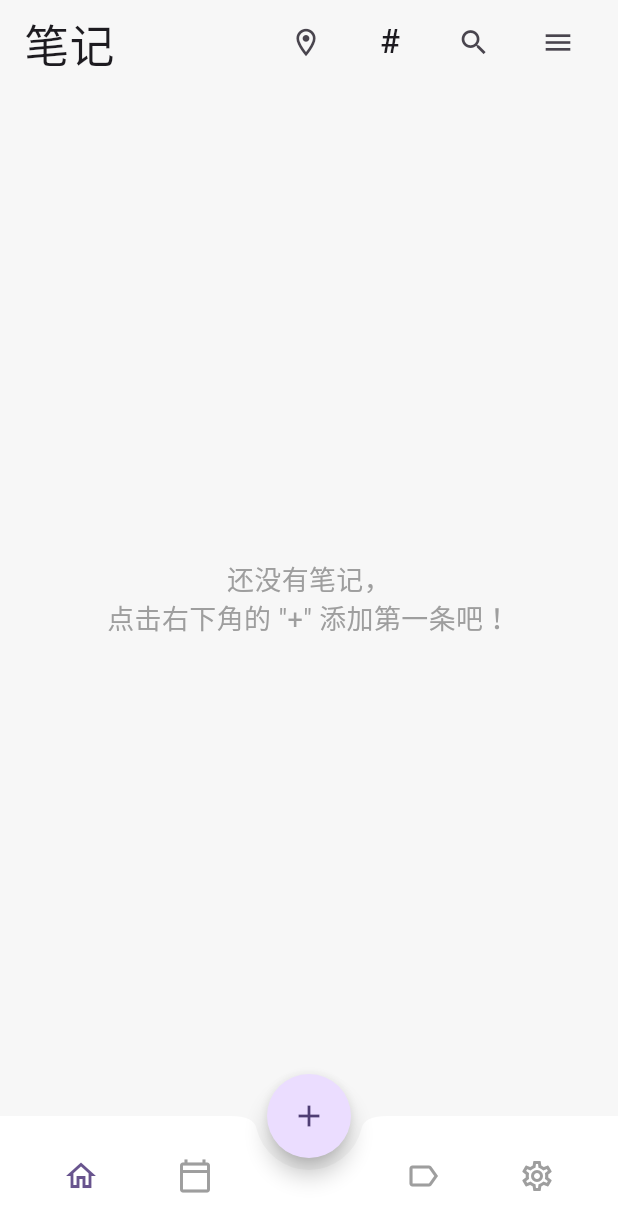
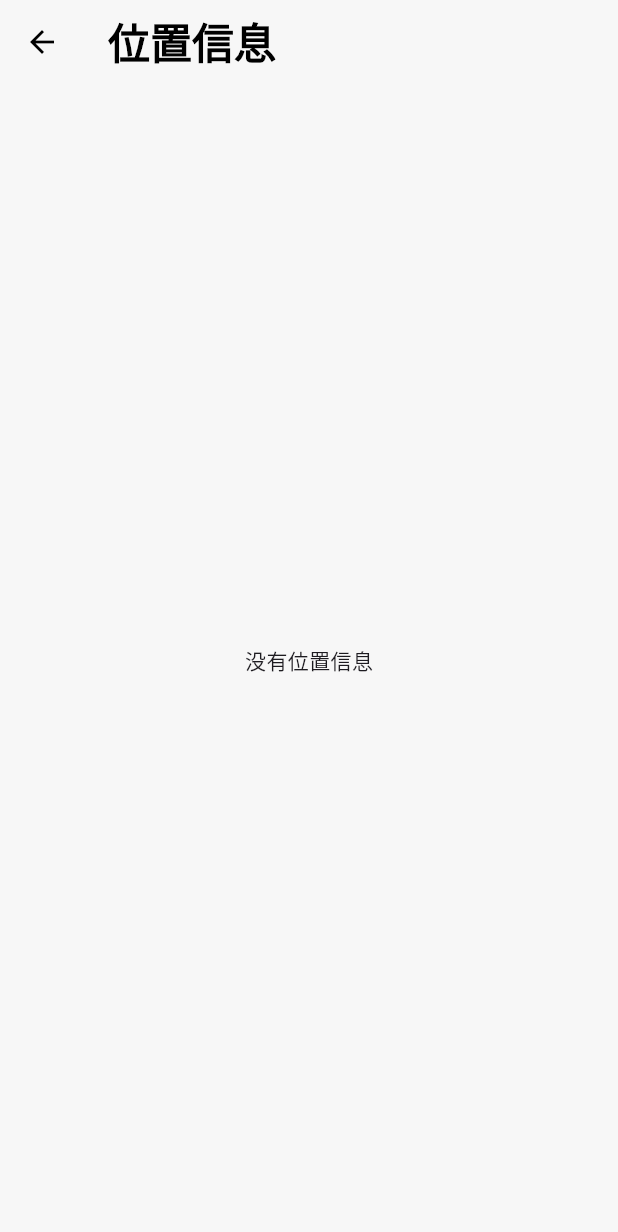
Before and after one commit to lanlanlanlu/123, a Flutter app: the screen it shows after launch, after a tap on the "location on" icon, on a phone screen of 412 x 824 dp. Shown: the top 1232 px of the screen. Run offline on Flutter 3.47's test engine with Material 3 defaults, Android fonts, the phone set to English and light mode, and no system bars; our stand-ins replace bloc, drift, equatable, flutter_bloc, flutter_markdown, flutter_slidable and 5 more; accounts and stored records are empty; generated files the repository leaves out were written again.

Commit message:
location

```diff
--- a/lib/data/database/connection/native.dart
+++ b/lib/data/database/connection/native.dart
@@ -6,9 +6,18 @@ import 'package:path_provider/path_provider.dart';
 import 'package:path/path.dart' as p;
 import 'package:record/data/database/database.dart';
 
+// 使用单例模式保存数据库实例
+AppDatabase? _databaseInstance;
+
 // 使用优化后的方法连接数据库
 AppDatabase connect() {
-  return AppDatabase(LazyDatabase(() async {
+  // 如果已经有实例，直接返回
+  if (_databaseInstance != null) {
+    return _databaseInstance!;
+  }
+
+  // 创建新实例
+  _databaseInstance = AppDatabase(LazyDatabase(() async {
     try {
       final dbFolder = await getApplicationDocumentsDirectory();
       final file = File(p.join(dbFolder.path, 'record.sqlite'));
@@ -28,4 +37,14 @@ AppDatabase connect() {
       return NativeDatabase(file);
     }
   }));
+
+  return _databaseInstance!;
 }
+
+/// 关闭数据库连接并重置单例
+Future<void> closeDatabase() async {
+  if (_databaseInstance != null) {
+    await _databaseInstance!.close();
+    _databaseInstance = null;
+  }
+}
--- a/lib/data/repository/notes_repository.dart
+++ b/lib/data/repository/notes_repository.dart
@@ -1,11 +1,12 @@
 import 'package:drift/drift.dart';
 import 'package:record/data/database/database.dart';
+import 'package:record/data/database/connection/connection.dart' as connection;
 
 /// 笔记数据仓库，封装所有与笔记相关的数据操作
 class NotesRepository {
   final AppDatabase _database;
 
-  NotesRepository(this._database);
+  NotesRepository([AppDatabase? database]) : _database = database ?? connection.connect();
 
   /// 监听所有笔记
   Stream<List<Note>> watchAllNotes() {
@@ -25,6 +26,54 @@ class NotesRepository {
   /// 监听指定标签名称的所有笔记
   Stream<List<Note>> watchNotesByTagName(String tagName) {
     return _database.noteDao.watchNotesByTagName(tagName);
+  }
+
+  /// 监听指定位置的所有笔记
+  Stream<List<Note>> watchNotesByLocation(String location) {
+    return (_database.select(_database.notes)
+      ..where((note) =>
+          note.locationInfo.equals(location) &
+          note.isDeleted.equals(false))
+      ..orderBy([
+        (t) => OrderingTerm(expression: t.updatedAt, mode: OrderingMode.desc)
+      ])
+    ).watch();
+  }
+
+  /// 获取所有位置信息
+  Future<List<String>> getAllLocations() async {
+    final result = await (_database.selectOnly(_database.notes)
+      ..addColumns([_database.notes.locationInfo])
+      ..where(_database.notes.locationInfo.isNotNull() &
+             _database.notes.isDeleted.equals(false))
+      ..groupBy([_database.notes.locationInfo])
+    ).get();
+
+    return result
+      .map((row) => row.read(_database.notes.locationInfo)!)
+      .where((location) => location.isNotEmpty)
+      .toList();
+  }
+
+  /// 删除位置信息
+  Future<void> deleteLocation(String location) async {
+    final now = DateTime.now();
+
+    // 将所有该位置的笔记的位置信息设为空
+    await (_database.update(_database.notes)
+      ..where((note) => note.locationInfo.equals(location))
+    ).write(NotesCompanion(
+      locationInfo: const Value(null),
+      updatedAt: Value(now), // 使用当前时间，触发UI更新
+    ));
+
+    // 从位置表中删除该位置的所有记录
+    await (_database.delete(_database.noteLocations)
+      ..where((loc) => loc.location.equals(location))
+    ).go();
+
+    // 执行数据库同步，确保更改立即生效
+    await _database.customStatement('PRAGMA wal_checkpoint(FULL)');
   }
 
   /// 监听特定笔记的位置信息
@@ -89,7 +138,7 @@ class NotesRepository {
 
     String? locationToSave;
     if (locations.isNotEmpty) {
-      locationToSave = locations.last;
+      locationToSave = locations.last; // 只保存最后一个位置
     } else if (existingNote != null) {
       locationToSave = existingNote.locationInfo;
     }
@@ -118,6 +167,9 @@ class NotesRepository {
           updatedAt: Value(now),
         );
         await (_database.update(_database.notes)..where((t) => t.id.equals(noteId))).write(companion);
+
+        // 删除该笔记所有旧的位置记录
+        await (_database.delete(_database.noteLocations)..where((tbl) => tbl.noteId.equals(noteId))).go();
       } else {
         final companion = NotesCompanion(
           title: Value(title),
@@ -130,13 +182,13 @@ class NotesRepository {
       }
 
       if (locationToSave != null && locationToSave.isNotEmpty) {
+        // 添加新的位置记录（因为之前已清除所有旧记录）
         await _database.into(_database.noteLocations).insert(
           NoteLocationsCompanion.insert(
             noteId: noteId,
             location: locationToSave,
             createdAt: Value(now),
           ),
-          onConflict: DoNothing(target: [_database.noteLocations.location, _database.noteLocations.noteId]),
         );
       }
 
--- a/lib/features/home/presentation/bloc/app_bar_bloc.dart
+++ b/lib/features/home/presentation/bloc/app_bar_bloc.dart
@@ -1,5 +1,10 @@
 import 'package:bloc/bloc.dart';
 import 'package:equatable/equatable.dart';
+import 'package:flutter/material.dart';
+import 'package:flutter_bloc/flutter_bloc.dart';
+import 'package:record/features/home/presentation/bloc/home_bloc.dart';
+import 'package:record/features/home/presentation/bloc/home_event.dart';
+import 'package:record/features/home/presentation/pages/location_list_page.dart';
 
 // 事件
 abstract class AppBarEvent extends Equatable {
@@ -9,7 +14,15 @@ abstract class AppBarEvent extends Equatable {
   List<Object?> get props => [];
 }
 
-class AppBarLocationPressed extends AppBarEvent {}
+class AppBarLocationPressed extends AppBarEvent {
+  final BuildContext context;
+
+  const AppBarLocationPressed(this.context);
+
+  @override
+  List<Object?> get props => [context];
+}
+
 class AppBarTagPressed extends AppBarEvent {}
 class AppBarSearchPressed extends AppBarEvent {}
 class AppBarMenuPressed extends AppBarEvent {}
@@ -43,9 +56,47 @@ class AppBarBloc extends Bloc<AppBarEvent, AppBarState> {
     on<AppBarMenuPressed>(_onMenuPressed);
   }
 
-  void _onLocationPressed(AppBarLocationPressed event, Emitter<AppBarState> emit) {
-    // 处理位置按钮逻辑
-    // 暂时只是占位
+  void _onLocationPressed(AppBarLocationPressed event, Emitter<AppBarState> emit) async {
+    // 导航到位置列表页面，并等待返回结果
+    final result = await Navigator.of(event.context).push<bool>(
+      MaterialPageRoute(
+        builder: (context) => const LocationListPage(),
+      ),
+    );
+
+    // 如果返回结果为true，表示位置已被删除，需要刷新主页
+    if (result == true) {
+      // 刷新主页
+      if (event.context.mounted) {
+        try {
+          // 先尝试使用context.read获取HomeBloc
+          try {
+            final bloc = event.context.read<HomeBloc>();
+            bloc.add(HomeLoadNotes());
+          } catch (e) {
+            debugPrint('无法通过context.read获取HomeBloc: $e');
+
+            // 如果无法获取，则返回到主页并刷新
+            final navigatorState = Navigator.of(event.context);
+            navigatorState.popUntil((route) => route.isFirst);
+
+            // 等待一帧，确保回到了主页
+            await Future.delayed(const Duration(milliseconds: 100));
+
+            if (event.context.mounted) {
+              try {
+                final bloc = event.context.read<HomeBloc>();
+                bloc.add(HomeLoadNotes());
+              } catch (e) {
+                debugPrint('无法刷新主页: $e');
+              }
+            }
+          }
+        } catch (e) {
+          debugPrint('无法刷新主页: $e');
+        }
+      }
+    }
   }
 
   void _onTagPressed(AppBarTagPressed event, Emitter<AppBarState> emit) {
--- a/lib/features/home/presentation/bloc/home_event.dart
+++ b/lib/features/home/presentation/bloc/home_event.dart
@@ -11,6 +11,16 @@ abstract class HomeEvent extends Equatable {
 /// 初始化事件，加载所有笔记
 class HomeLoadNotes extends HomeEvent {
   const HomeLoadNotes();
+}
+
+/// 加载特定位置的笔记事件
+class HomeLoadNotesByLocation extends HomeEvent {
+  final String location;
+
+  const HomeLoadNotesByLocation(this.location);
+
+  @override
+  List<Object?> get props => [location];
 }
 
 /// 删除笔记事件
--- /dev/null
+++ b/lib/features/home/presentation/bloc/location_list_bloc.dart
@@ -0,0 +1,95 @@
+import 'package:bloc/bloc.dart';
+import 'package:equatable/equatable.dart';
+import 'package:record/data/repository/notes_repository.dart';
+import 'package:drift/drift.dart';
+
+// 事件
+abstract class LocationListEvent extends Equatable {
+  const LocationListEvent();
+
+  @override
+  List<Object?> get props => [];
+}
+
+class LocationListLoaded extends LocationListEvent {}
+
+class LocationDeleted extends LocationListEvent {
+  final String location;
+
+  const LocationDeleted(this.location);
+
+  @override
+  List<Object?> get props => [location];
+}
+
+// 状态
+abstract class LocationListState extends Equatable {
+  const LocationListState();
+
+  @override
+  List<Object?> get props => [];
+}
+
+class LocationListLoading extends LocationListState {}
+
+class LocationListLoadedState extends LocationListState {
+  final List<String> locations;
+  final bool isAfterDeletion;
+
+  const LocationListLoadedState(this.locations, {this.isAfterDeletion = false});
+
+  @override
+  List<Object?> get props => [locations, isAfterDeletion];
+}
+
+class LocationListError extends LocationListState {
+  final String message;
+
+  const LocationListError(this.message);
+
+  @override
+  List<Object?> get props => [message];
+}
+
+// BLoC
+class LocationListBloc extends Bloc<LocationListEvent, LocationListState> {
+  final NotesRepository _notesRepository;
+
+  LocationListBloc({NotesRepository? notesRepository})
+      : _notesRepository = notesRepository ?? NotesRepository(),
+        super(LocationListLoading()) {
+    on<LocationListLoaded>(_onLocationListLoaded);
+    on<LocationDeleted>(_onLocationDeleted);
+  }
+
+  Future<void> _onLocationListLoaded(
+    LocationListLoaded event,
+    Emitter<LocationListState> emit,
+  ) async {
+    emit(LocationListLoading());
+
+    try {
+      // 获取所有位置信息
+      final locations = await _notesRepository.getAllLocations();
+      emit(LocationListLoadedState(locations));
+    } catch (e) {
+      emit(LocationListError('获取位置列表失败: ${e.toString()}'));
+    }
+  }
+
+  Future<void> _onLocationDeleted(
+    LocationDeleted event,
+    Emitter<LocationListState> emit,
+  ) async {
+    try {
+      // 删除指定的位置标签
+      await _notesRepository.deleteLocation(event.location);
+
+      // 重新加载位置列表
+      final locations = await _notesRepository.getAllLocations();
+      emit(LocationListLoadedState(locations, isAfterDeletion: true));
+    } catch (e) {
+      emit(LocationListError('删除位置失败: ${e.toString()}'));
+    }
+  }
+}
--- /dev/null
+++ b/lib/features/home/presentation/pages/location_list_page.dart
@@ -0,0 +1,227 @@
+import 'package:flutter/material.dart';
+import 'package:flutter_bloc/flutter_bloc.dart';
+import 'package:go_router/go_router.dart';
+import 'package:record/features/home/presentation/bloc/location_list_bloc.dart';
+import 'package:record/features/home/presentation/pages/location_notes_page.dart';
+
+/// 位置信息列表页面
+class LocationListPage extends StatelessWidget {
+  const LocationListPage({super.key});
+
+  @override
+  Widget build(BuildContext context) {
+    return BlocProvider(
+      create: (context) => LocationListBloc()..add(LocationListLoaded()),
+      child: const LocationListView(),
+    );
+  }
+}
+
+class LocationListView extends StatefulWidget {
+  const LocationListView({super.key});
+
+  @override
+  State<LocationListView> createState() => _LocationListViewState();
+}
+
+class _LocationListViewState extends State<LocationListView> {
+  // 用于跟踪是否有位置被删除
+  bool _hasLocationDeleted = false;
+
+  @override
+  Widget build(BuildContext context) {
+    return Scaffold(
+      appBar: AppBar(
+        title: const Text('位置信息'),
+        leading: IconButton(
+          icon: const Icon(Icons.arrow_back),
+          onPressed: () => Navigator.of(context).pop(_hasLocationDeleted), // 返回时传递是否有位置被删除
+        ),
+      ),
+      body: BlocConsumer<LocationListBloc, LocationListState>(
+        listener: (context, state) {
+          // 当位置列表加载成功，并且是由于删除位置触发的，设置标志位
+          if (state is LocationListLoadedState && state.isAfterDeletion) {
+            setState(() {
+              _hasLocationDeleted = true; // 标记有位置被删除
+            });
+            ScaffoldMessenger.of(context).showSnackBar(
+              const SnackBar(content: Text('位置已删除')),
+            );
+          }
+        },
+        builder: (context, state) {
+          if (state is LocationListLoading) {
+            return const Center(child: CircularProgressIndicator());
+          } else if (state is LocationListLoadedState) {
+            return _buildLocationList(context, state.locations);
+          } else if (state is LocationListError) {
+            return Center(child: Text('加载失败: ${state.message}'));
+          }
+
+          return const Center(child: CircularProgressIndicator());
+        },
+      ),
+    );
+  }
+
+  Widget _buildLocationList(BuildContext context, List<String> locations) {
+    if (locations.isEmpty) {
+      return const Center(child: Text('没有位置信息'));
+    }
+
+    return Padding(
+      padding: const EdgeInsets.all(16.0),
+      child: Wrap(
+        spacing: 12.0,
+        runSpacing: 12.0,
+        children: locations.map((location) => _buildLocationChip(context, location)).toList(),
+      ),
+    );
+  }
+
+  Widget _buildLocationChip(BuildContext context, String location) {
+    return Container(
+      decoration: BoxDecoration(
+        color: Theme.of(context).brightness == Brightness.light
+            ? const Color(0xFFF0F0F0)
+            : Colors.grey[800],
+        borderRadius: BorderRadius.circular(32),
+      ),
+      child: InkWell(
+        onTap: () {
+          Navigator.of(context).push(
+            MaterialPageRoute(
+              builder: (_) => LocationNotesPage(location: location),
+            ),
+          );
+        },
+        borderRadius: BorderRadius.circular(32),
+        child: Padding(
+          padding: const EdgeInsets.symmetric(horizontal: 16.0, vertical: 8.0),
+          child: ConstrainedBox(
+            constraints: BoxConstraints(
+              maxWidth: MediaQuery.of(context).size.width * 0.7, // 限制最大宽度为屏幕宽度的70%
+            ),
+            child: Row(
+              mainAxisSize: MainAxisSize.min,
+              children: [
+                const Icon(
+                  Icons.location_on_outlined,
+                  size: 18,
+                  color: Colors.deepPurple,
+                ),
+                const SizedBox(width: 8),
+                Flexible(
+                  child: Text(
+                    location,
+                    overflow: TextOverflow.ellipsis,
+                    maxLines: 1,
+                  ),
+                ),
+                const SizedBox(width: 4),
+                GestureDetector(
+                  onTap: () => _showDeleteConfirmationDialog(context, location),
+                  child: const Icon(
+                    Icons.close,
+                    size: 18,
+                  ),
+                ),
+              ],
+            ),
+          ),
+        ),
+      ),
+    );
+  }
+
+  Future<void> _showDeleteConfirmationDialog(BuildContext context, String location) async {
+    // 在显示对话框前先获取bloc
+    final locationListBloc = context.read<LocationListBloc>();
+
+    return showDialog<void>(
+      context: context,
+      barrierColor: Colors.black.withOpacity(0.5),
+      builder: (BuildContext dialogContext) {
+        return Dialog(
+          backgroundColor: Colors.white,
+          shape: RoundedRectangleBorder(
+            borderRadius: BorderRadius.circular(20.0),
+          ),
+          child: Padding(
+            padding: const EdgeInsets.all(24.0),
+            child: Column(
+              mainAxisSize: MainAxisSize.min,
+              children: [
+                const Text(
+                  '温馨提示',
+                  style: TextStyle(
+                    fontSize: 18.0,
+                    fontWeight: FontWeight.bold,
+                  ),
+                ),
+                const SizedBox(height: 20.0),
+                Text(
+                  '确定要删除 $location 位置信息?',
+                  style: const TextStyle(fontSize: 16.0),
+                  maxLines: 2,
+                  overflow: TextOverflow.ellipsis,
+                  textAlign: TextAlign.center,
+                ),
+                const SizedBox(height: 24.0),
+                Row(
+                  mainAxisAlignment: MainAxisAlignment.spaceBetween,
+                  children: [
+                    Expanded(
+                      child: TextButton(
+                        onPressed: () => Navigator.of(dialogContext).pop(),
+                        style: TextButton.styleFrom(
+                          backgroundColor: Colors.grey[200],
+                          shape: RoundedRectangleBorder(
+                            borderRadius: BorderRadius.circular(20.0),
+                          ),
+                          padding: const EdgeInsets.symmetric(vertical: 12.0),
+                        ),
+                        child: const Text(
+                          '取消',
+                          style: TextStyle(
+                            color: Colors.black87,
+                            fontSize: 16.0,
+                          ),
+                        ),
+                      ),
+                    ),
+                    const SizedBox(width: 16.0),
+                    Expanded(
+                      child: TextButton(
+                        onPressed: () {
+                          // 使用预先获取的bloc而不是从对话框context中读取
+                          locationListBloc.add(LocationDeleted(location));
+                          Navigator.of(dialogContext).pop();
+                        },
+                        style: TextButton.styleFrom(
+                          backgroundColor: Colors.blue,
+                          shape: RoundedRectangleBorder(
+                            borderRadius: BorderRadius.circular(20.0),
+                          ),
+                          padding: const EdgeInsets.symmetric(vertical: 12.0),
+                        ),
+                        child: const Text(
+                          '确定',
+                          style: TextStyle(
+                            color: Colors.white,
+                            fontSize: 16.0,
+                          ),
+                        ),
+                      ),
+                    ),
+                  ],
+                ),
+              ],
+            ),
+          ),
+        );
+      },
+    );
+  }
+}
--- a/lib/features/home/presentation/widgets/custom_app_bar.dart
+++ b/lib/features/home/presentation/widgets/custom_app_bar.dart
@@ -23,83 +23,64 @@ class _CustomAppBarContent extends StatelessWidget {
 
   @override
   Widget build(BuildContext context) {
+    // 获取屏幕宽度，用于响应式布局
+    final screenWidth = MediaQuery.of(context).size.width;
+    // 根据屏幕宽度决定图标尺寸和间距
+    final iconSize = screenWidth < 600 ? 22.0 : 24.0;
+    final iconSpacing = screenWidth < 600 ? 12.0 : 20.0;
+
     return BlocBuilder<AppBarBloc, AppBarState>(
       builder: (context, state) {
         return Container(
-          padding: const EdgeInsets.symmetric(horizontal: 16.0, vertical: 8.0),
+          padding: EdgeInsets.symmetric(
+            horizontal: screenWidth < 600 ? 16.0 : 24.0,
+            vertical: 8.0
+          ),
           decoration: BoxDecoration(
             color: Theme.of(context).scaffoldBackgroundColor,
-            // 移除了底部细线
           ),
           child: SafeArea(
             child: Row(
               children: [
                 // 左侧标题 - 使用更细的字体
-                const Text(
+                Text(
                   '笔记',
                   style: TextStyle(
-                    fontSize: 30,
-                    fontWeight: FontWeight.w400, // 更细的字体
+                    fontSize: screenWidth < 600 ? 28 : 32,
+                    fontWeight: FontWeight.w400,
                   ),
                 ),
                 const Spacer(),
-                // 右侧图标组 - 放在一个Row中以增加视觉凝聚力
+                // 右侧图标组 - 使用响应式布局
                 Row(
                   mainAxisSize: MainAxisSize.min,
                   children: [
                     // 位置图标
-                    IconButton(
-                      icon: const Icon(
-                        Icons.location_on_outlined,
-                        size: 22, // 更小的图标
-                      ),
-                      padding: EdgeInsets.zero,
-                      constraints: const BoxConstraints(),
-                      onPressed: () {
-                        context.read<AppBarBloc>().add(AppBarLocationPressed());
-                      },
+                    _buildIconButton(
+                      icon: Icons.location_on_outlined,
+                      size: iconSize,
+                      onPressed: () => context.read<AppBarBloc>().add(AppBarLocationPressed(context)),
                     ),
-                    const SizedBox(width: 8), // 减少图标间距
-                    // 标签图标
-                    IconButton(
-                      icon: const Text(
-                        "#",
-                        style: TextStyle(
-                          fontSize: 22, // 更小的图标
-                          fontWeight: FontWeight.w500, // 适当调整粗细
-                        ),
-                      ),
-                      padding: EdgeInsets.zero,
-                      constraints: const BoxConstraints(),
-                      onPressed: () {
-                        context.read<AppBarBloc>().add(AppBarTagPressed());
-                      },
+                    SizedBox(width: iconSpacing),
+                    // 标签图标 - 使用与其他图标一致的处理方式
+                    _buildIconButton(
+                      icon: Icons.tag,
+                      size: iconSize,
+                      onPressed: () => context.read<AppBarBloc>().add(AppBarTagPressed()),
                     ),
-                    const SizedBox(width: 8), // 减少图标间距
+                    SizedBox(width: iconSpacing),
                     // 搜索图标
-                    IconButton(
-                      icon: const Icon(
-                        Icons.search,
-                        size: 22, // 更小的图标
-                      ),
-                      padding: EdgeInsets.zero,
-                      constraints: const BoxConstraints(),
-                      onPressed: () {
-                        context.read<AppBarBloc>().add(AppBarSearchPressed());
-                      },
+                    _buildIconButton(
+                      icon: Icons.search,
+                      size: iconSize,
+                      onPressed: () => context.read<AppBarBloc>().add(AppBarSearchPressed()),
                     ),
-                    const SizedBox(width: 8), // 减少图标间距
+                    SizedBox(width: iconSpacing),
                     // 菜单图标
-                    IconButton(
-                      icon: const Icon(
-                        Icons.menu,
-                        size: 22, // 更小的图标
-                      ),
-                      padding: EdgeInsets.zero,
-                      constraints: const BoxConstraints(),
-                      onPressed: () {
-                        context.read<AppBarBloc>().add(AppBarMenuPressed());
-                      },
+                    _buildIconButton(
+                      icon: Icons.menu,
+                      size: iconSize,
+                      onPressed: () => context.read<AppBarBloc>().add(AppBarMenuPressed()),
                     ),
                   ],
                 ),
@@ -110,4 +91,21 @@ class _CustomAppBarContent extends StatelessWidget {
       },
     );
   }
+
+  // 辅助方法：构建图标按钮，所有按钮使用相同的构建方法
+  Widget _buildIconButton({
+    required IconData icon,
+    required double size,
+    required VoidCallback onPressed,
+  }) {
+    return IconButton(
+      icon: Icon(
+        icon,
+        size: size,
+      ),
+      padding: const EdgeInsets.all(8),
+      constraints: const BoxConstraints(),
+      onPressed: onPressed,
+    );
+  }
 }
--- a/lib/main.dart
+++ b/lib/main.dart
@@ -8,6 +8,7 @@ import 'package:record/features/home/presentation/bloc/home_bloc.dart';
 import 'package:record/features/home/presentation/bloc/home_event.dart';
 import 'package:record/features/tags/presentation/bloc/tag_list_bloc.dart';
 import 'package:record/features/main_shell/presentation/bloc/main_shell_cubit.dart';
+import 'package:record/data/database/connection/native.dart' show closeDatabase;
 
 // 全局单例，避免重复创建
 late final AppDatabase _database;
@@ -88,7 +89,8 @@ class _AppState extends State<App> with WidgetsBindingObserver {
 
   void _closeDatabase() {
     try {
-      _database.close();
+      // 使用connection.dart中的closeDatabase方法
+      closeDatabase();
       debugPrint('Database connection closed');
     } catch (e) {
       debugPrint('Failed to close database: $e');
```
Also changed, not shown: lib/features/home/presentation/bloc/home_bloc.dart (+30 -0 lines), lib/features/home/presentation/pages/location_notes_page.dart (added, +110 -0 lines), lib/features/home/presentation/widgets/note_card.dart (+7 -4 lines).
